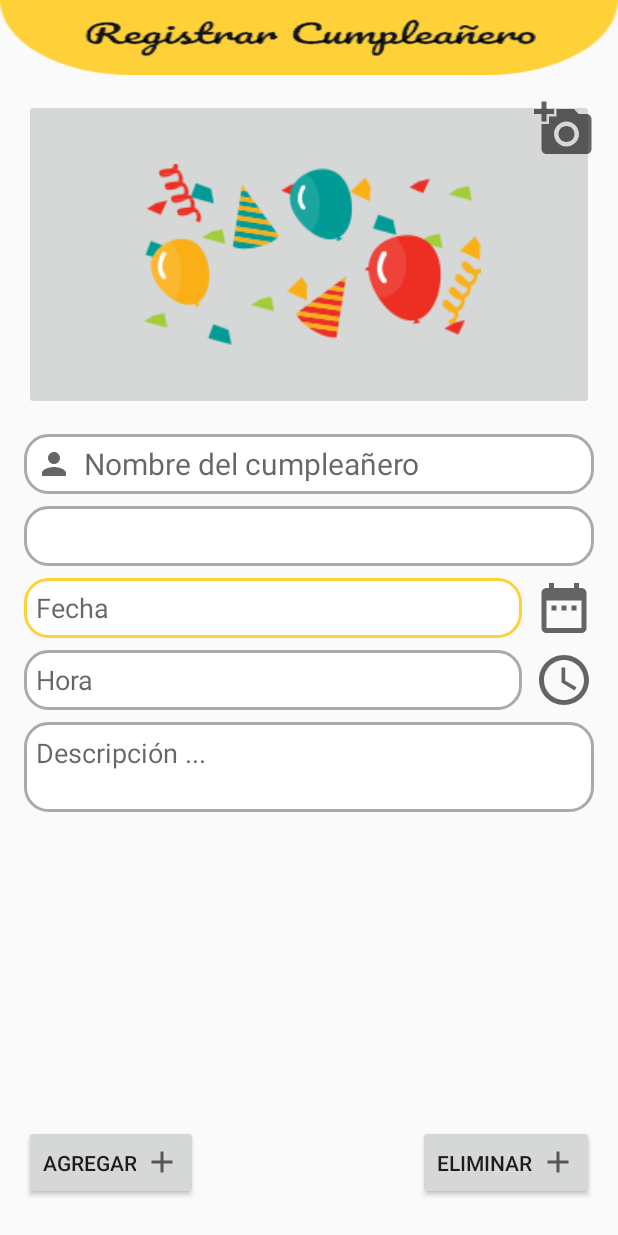
After one commit to ryan-Wolf/APP_HappyReminder, an Android app: the layout activity_f_registrar.xml on its own in the app's theme, with its tools: preview values and no code run, on a phone screen of 412 x 824 dp. The commit adds this screen. Run offline under Robolectric (Android 15) with nearby library versions, the phone set to English and light mode, and no system bars.

Commit message:
Formulario Registro :)

```diff
--- a/app/src/main/AndroidManifest.xml
+++ b/app/src/main/AndroidManifest.xml
@@ -9,7 +9,8 @@
         android:roundIcon="@mipmap/ic_launcher_round"
         android:supportsRtl="true"
         android:theme="@style/Theme.AppCompat.Light.NoActionBar">
-        <activity android:name=".MainActivity"></activity>
+        <activity android:name=".F_registrar"></activity>
+        <activity android:name=".MainActivity" />
         <activity android:name=".SplashScreen">
             <intent-filter>
                 <action android:name="android.intent.action.MAIN" />
--- /dev/null
+++ b/app/src/main/java/com/example/app_happyreminder/F_registrar.java
@@ -0,0 +1,14 @@
+package com.example.app_happyreminder;
+
+import androidx.appcompat.app.AppCompatActivity;
+
+import android.os.Bundle;
+
+public class F_registrar extends AppCompatActivity {
+
+    @Override
+    protected void onCreate(Bundle savedInstanceState) {
+        super.onCreate(savedInstanceState);
+        setContentView(R.layout.activity_f_registrar);
+    }
+}
--- a/app/src/main/java/com/example/app_happyreminder/SplashScreen.java
+++ b/app/src/main/java/com/example/app_happyreminder/SplashScreen.java
@@ -42,7 +42,7 @@ public class SplashScreen extends AppCompatActivity {
         new Handler().postDelayed(new Runnable() {
             @Override
             public void run() {
-                Intent intent = new Intent(SplashScreen.this,MainActivity.class);
+                Intent intent = new Intent(SplashScreen.this, F_registrar.class);
                 startActivity(intent);
                 finish();
             }
--- /dev/null
+++ b/app/src/main/res/drawable/borde_edittext.xml
@@ -0,0 +1,18 @@
+<?xml version="1.0" encoding="utf-8"?>
+<selector xmlns:android="http://schemas.android.com/apk/res/android">
+    <item android:state_enabled="true" android:state_focused="true">
+        <shape android:shape="rectangle">
+            <solid android:color="@android:color/white"/>
+            <corners android:radius="15dp"/>
+            <stroke android:color="#FFD139" android:width="2dp"/>
+        </shape>
+    </item>
+
+    <item android:state_enabled="true">
+        <shape android:shape="rectangle">
+            <solid android:color="@android:color/white"/>
+            <corners android:radius="15dp"/>
+            <stroke android:color="@android:color/darker_gray" android:width="2dp"/>
+        </shape>
+    </item>
+</selector>
--- /dev/null
+++ b/app/src/main/res/drawable/icono_agregar.xml
@@ -0,0 +1,10 @@
+<vector xmlns:android="http://schemas.android.com/apk/res/android"
+    android:width="24dp"
+    android:height="24dp"
+    android:viewportWidth="24"
+    android:viewportHeight="24"
+    android:tint="?attr/colorControlNormal">
+  <path
+      android:fillColor="@android:color/white"
+      android:pathData="M19,13h-6v6h-2v-6H5v-2h6V5h2v6h6v2z"/>
+</vector>
--- /dev/null
+++ b/app/src/main/res/drawable/icono_date.xml
@@ -0,0 +1,10 @@
+<vector xmlns:android="http://schemas.android.com/apk/res/android"
+    android:width="24dp"
+    android:height="24dp"
+    android:viewportWidth="24"
+    android:viewportHeight="24"
+    android:tint="?attr/colorControlNormal">
+  <path
+      android:fillColor="@android:color/white"
+      android:pathData="M9,11L7,11v2h2v-2zM13,11h-2v2h2v-2zM17,11h-2v2h2v-2zM19,4h-1L18,2h-2v2L8,4L8,2L6,2v2L5,4c-1.11,0 -1.99,0.9 -1.99,2L3,20c0,1.1 0.89,2 2,2h14c1.1,0 2,-0.9 2,-2L21,6c0,-1.1 -0.9,-2 -2,-2zM19,20L5,20L5,9h14v11z"/>
+</vector>
--- /dev/null
+++ b/app/src/main/res/drawable/icono_foto.xml
@@ -0,0 +1,10 @@
+<vector xmlns:android="http://schemas.android.com/apk/res/android"
+    android:width="24dp"
+    android:height="24dp"
+    android:viewportWidth="24"
+    android:viewportHeight="24"
+    android:tint="?attr/colorControlNormal">
+  <path
+      android:fillColor="@android:color/white"
+      android:pathData="M3,4V1h2v3h3v2H5v3H3V6H0V4H3zM6,10V7h3V4h7l1.83,2H21c1.1,0 2,0.9 2,2v12c0,1.1 -0.9,2 -2,2H5c-1.1,0 -2,-0.9 -2,-2V10H6zM13,19c2.76,0 5,-2.24 5,-5s-2.24,-5 -5,-5s-5,2.24 -5,5S10.24,19 13,19zM9.8,14c0,1.77 1.43,3.2 3.2,3.2s3.2,-1.43 3.2,-3.2s-1.43,-3.2 -3.2,-3.2S9.8,12.23 9.8,14z"/>
+</vector>
--- /dev/null
+++ b/app/src/main/res/drawable/icono_time.xml
@@ -0,0 +1,13 @@
+<vector xmlns:android="http://schemas.android.com/apk/res/android"
+    android:width="24dp"
+    android:height="24dp"
+    android:viewportWidth="24"
+    android:viewportHeight="24"
+    android:tint="?attr/colorControlNormal">
+  <path
+      android:fillColor="@android:color/white"
+      android:pathData="M11.99,2C6.47,2 2,6.48 2,12s4.47,10 9.99,10C17.52,22 22,17.52 22,12S17.52,2 11.99,2zM12,20c-4.42,0 -8,-3.58 -8,-8s3.58,-8 8,-8 8,3.58 8,8 -3.58,8 -8,8z"/>
+  <path
+      android:fillColor="@android:color/white"
+      android:pathData="M12.5,7H11v6l5.25,3.15 0.75,-1.23 -4.5,-2.67z"/>
+</vector>
--- /dev/null
+++ b/app/src/main/res/drawable/icono_usuario.xml
@@ -0,0 +1,10 @@
+<vector xmlns:android="http://schemas.android.com/apk/res/android"
+    android:width="24dp"
+    android:height="24dp"
+    android:viewportWidth="24"
+    android:viewportHeight="24"
+    android:tint="?attr/colorControlNormal">
+  <path
+      android:fillColor="@android:color/white"
+      android:pathData="M12,12c2.21,0 4,-1.79 4,-4s-1.79,-4 -4,-4 -4,1.79 -4,4 1.79,4 4,4zM12,14c-2.67,0 -8,1.34 -8,4v2h16v-2c0,-2.66 -5.33,-4 -8,-4z"/>
+</vector>
--- /dev/null
+++ b/app/src/main/res/drawable/personalizar_button.xml
@@ -0,0 +1,18 @@
+<?xml version="1.0" encoding="utf-8"?>
+<selector xmlns:android="http://schemas.android.com/apk/res/android">
+    <item android:state_enabled="true" android:state_focused="true">
+        <shape android:shape="rectangle">
+            <solid android:color="@android:color/white"/>
+            <corners android:radius="15dp"/>
+            <stroke android:color="#FFD139" android:width="2dp"/>
+        </shape>
+    </item>
+
+    <item android:state_enabled="true">
+        <shape android:shape="rectangle">
+            <solid android:color="@android:color/white"/>
+            <corners android:radius="15dp"/>
+            <stroke android:color="@android:color/darker_gray" android:width="2dp"/>
+        </shape>
+    </item>
+</selector>
--- /dev/null
+++ b/app/src/main/res/layout/activity_f_registrar.xml
@@ -0,0 +1,196 @@
+<?xml version="1.0" encoding="utf-8"?>
+<androidx.constraintlayout.widget.ConstraintLayout xmlns:android="http://schemas.android.com/apk/res/android"
+    xmlns:app="http://schemas.android.com/apk/res-auto"
+    xmlns:tools="http://schemas.android.com/tools"
+    android:layout_width="match_parent"
+    android:layout_height="match_parent"
+    tools:context=".F_registrar">
+
+    <Button
+        android:id="@+id/button"
+        android:layout_width="40dp"
+        android:layout_height="40dp"
+        android:layout_marginEnd="16dp"
+        android:layout_marginRight="16dp"
+        android:background="@drawable/icono_date"
+        app:layout_constraintBottom_toBottomOf="@+id/editTextTextPersonName2"
+        app:layout_constraintEnd_toEndOf="parent"
+        app:layout_constraintTop_toTopOf="@+id/editTextTextPersonName2" />
+
+    <Button
+        android:id="@+id/button5"
+        android:layout_width="40dp"
+        android:layout_height="40dp"
+        android:layout_marginEnd="16dp"
+        android:layout_marginRight="16dp"
+        android:background="@drawable/icono_foto"
+        app:layout_constraintEnd_toEndOf="parent"
+        app:layout_constraintTop_toTopOf="@+id/img_foto" />
+
+    <Button
+        android:id="@+id/button2"
+        android:layout_width="40dp"
+        android:layout_height="40dp"
+        android:layout_marginEnd="16dp"
+        android:layout_marginRight="16dp"
+        android:background="@drawable/icono_time"
+        app:layout_constraintBottom_toBottomOf="@+id/editTextTextPersonName3"
+        app:layout_constraintEnd_toEndOf="parent"
+        app:layout_constraintTop_toTopOf="@+id/editTextTextPersonName3" />
+
+    <EditText
+        android:id="@+id/editTextTextPersonName2"
+        android:layout_width="0dp"
+        android:layout_height="40dp"
+        android:layout_marginStart="16dp"
+        android:layout_marginLeft="16dp"
+        android:layout_marginTop="8dp"
+        android:layout_marginEnd="8dp"
+        android:layout_marginRight="8dp"
+        android:background="@drawable/borde_edittext"
+        android:ems="10"
+        android:textColor="#2C2C2C"
+        android:hint="Fecha"
+        android:inputType="textPersonName"
+        android:padding="8dp"
+        app:layout_constraintEnd_toStartOf="@+id/button"
+        app:layout_constraintStart_toStartOf="parent"
+        app:layout_constraintTop_toBottomOf="@+id/spinner" />
+
+    <EditText
+        android:id="@+id/editTextTextPersonName3"
+        android:layout_width="0dp"
+        android:layout_height="40dp"
+        android:layout_marginStart="16dp"
+        android:layout_marginLeft="16dp"
+        android:layout_marginTop="8dp"
+        android:layout_marginEnd="8dp"
+        android:layout_marginRight="8dp"
+        android:background="@drawable/borde_edittext"
+        android:ems="10"
+        android:hint="Hora"
+        android:textColor="#2C2C2C"
+        android:inputType="textPersonName"
+        android:padding="8dp"
+        app:layout_constraintEnd_toStartOf="@+id/button2"
+        app:layout_constraintStart_toStartOf="parent"
+        app:layout_constraintTop_toBottomOf="@+id/editTextTextPersonName2" />
+
+    <EditText
+        android:id="@+id/editTextTextPersonName"
+        android:layout_width="0dp"
+        android:layout_height="40dp"
+        android:layout_marginStart="16dp"
+        android:layout_marginLeft="16dp"
+        android:layout_marginTop="289dp"
+        android:layout_marginEnd="16dp"
+        android:layout_marginRight="16dp"
+        android:background="@drawable/borde_edittext"
+        android:drawableStart="@drawable/icono_usuario"
+        android:drawableLeft="@drawable/icono_usuario"
+        android:drawablePadding="8dp"
+        android:ems="10"
+        android:textColor="#2B2B2B"
+        android:hint="Nombre del cumpleañero"
+        android:inputType="textPersonName"
+        android:paddingStart="8dp"
+        android:paddingEnd="8dp"
+        android:textSize="20sp"
+        app:layout_constraintEnd_toEndOf="parent"
+        app:layout_constraintHorizontal_bias="0.0"
+        app:layout_constraintStart_toStartOf="parent"
+        app:layout_constraintTop_toTopOf="parent" />
+
+    <ImageView
+        android:id="@+id/imageView2"
+        android:layout_width="0dp"
+        android:layout_height="50dp"
+        android:scaleType="fitXY"
+        app:layout_constraintEnd_toEndOf="parent"
+        app:layout_constraintStart_toStartOf="parent"
+        app:layout_constraintTop_toTopOf="parent"
+        app:srcCompat="@drawable/img" />
+
+    <Spinner
+        android:id="@+id/spinner"
+        android:layout_width="0dp"
+        android:layout_height="40dp"
+        android:layout_marginStart="16dp"
+        android:layout_marginLeft="16dp"
+        android:layout_marginTop="8dp"
+        android:layout_marginEnd="16dp"
+        android:layout_marginRight="16dp"
+        android:textColor="#2C2C2C"
+        android:background="@drawable/borde_edittext"
+        app:layout_constraintEnd_toEndOf="parent"
+        app:layout_constraintStart_toStartOf="parent"
+        app:layout_constraintTop_toBottomOf="@+id/editTextTextPersonName" />
+
+    <EditText
+        android:id="@+id/editTextTextMultiLine"
+        android:layout_width="0dp"
+        android:layout_height="60dp"
+        android:layout_marginStart="16dp"
+        android:layout_marginLeft="16dp"
+        android:layout_marginTop="8dp"
+        android:layout_marginEnd="16dp"
+        android:layout_marginRight="16dp"
+        android:ems="10"
+        android:textColor="#2C2C2C"
+        android:hint="Descripción ..."
+        android:background="@drawable/borde_edittext"
+        android:padding="8dp"
+        android:paddingTop="5dp"
+        android:lines="4"
+        android:maxLines="4"
+        android:scrollbars="vertical"
+        android:gravity="start|top"
+        android:inputType="textMultiLine"
+        app:layout_constraintEnd_toEndOf="parent"
+        app:layout_constraintStart_toStartOf="parent"
+        app:layout_constraintTop_toBottomOf="@+id/editTextTextPersonName3" />
+
+    <ImageButton
+        android:id="@+id/img_foto"
+        android:layout_width="0dp"
+        android:layout_height="0dp"
+        android:layout_marginStart="16dp"
+        android:layout_marginLeft="16dp"
+        android:layout_marginTop="16dp"
+        android:layout_marginEnd="16dp"
+        android:layout_marginRight="16dp"
+        android:layout_marginBottom="16dp"
+        app:layout_constraintBottom_toTopOf="@+id/editTextTextPersonName"
+        app:layout_constraintEnd_toEndOf="parent"
+        app:layout_constraintStart_toStartOf="parent"
+        app:layout_constraintTop_toBottomOf="@+id/imageView2"
+        app:srcCompat="@drawable/foto" />
+
+    <Button
+        android:id="@+id/button3"
+        android:layout_width="wrap_content"
+        android:layout_height="50dp"
+        android:layout_marginStart="16dp"
+        android:layout_marginLeft="16dp"
+        android:layout_marginBottom="24dp"
+        android:drawableEnd="@drawable/icono_agregar"
+        android:drawablePadding="5dp"
+        android:text="Agregar"
+        app:layout_constraintBottom_toBottomOf="parent"
+        app:layout_constraintStart_toStartOf="parent"
+        android:drawableRight="@drawable/icono_agregar" />
+
+    <Button
+        android:id="@+id/button4"
+        android:layout_width="wrap_content"
+        android:layout_height="50dp"
+        android:layout_marginEnd="16dp"
+        android:layout_marginRight="16dp"
+        android:layout_marginBottom="24dp"
+        android:drawableEnd="@drawable/icono_agregar"
+        android:drawableRight="@drawable/icono_agregar"
+        android:drawablePadding="5dp"
+        android:text="Eliminar"
+        app:layout_constraintBottom_toBottomOf="parent"
+        app:layout_constraintEnd_toEndOf="parent" />
+</androidx.constraintlayout.widget.ConstraintLayout>
--- a/app/src/main/res/layout/activity_splash_screen.xml
+++ b/app/src/main/res/layout/activity_splash_screen.xml
@@ -22,10 +22,14 @@
         android:id="@+id/textView2"
         android:layout_width="0dp"
         android:layout_height="wrap_content"
+        android:layout_marginStart="20dp"
+        android:layout_marginLeft="20dp"
         android:layout_marginTop="50dp"
+        android:layout_marginEnd="20dp"
+        android:layout_marginRight="20dp"
+        android:background="@drawable/logo2"
         android:fontFamily="@font/bangers"
         android:gravity="center"
-        android:text="Happy Reminder"
         android:textAppearance="@style/TextAppearance.AppCompat.Body2"
         android:textSize="50sp"
         android:textStyle="bold"
```
Also changed, not shown: app/src/main/res/drawable-v24/fondo_registrar.png (added), app/src/main/res/drawable-v24/foto.png (added), app/src/main/res/drawable-v24/head.png (added), app/src/main/res/drawable-v24/img.png (added).
